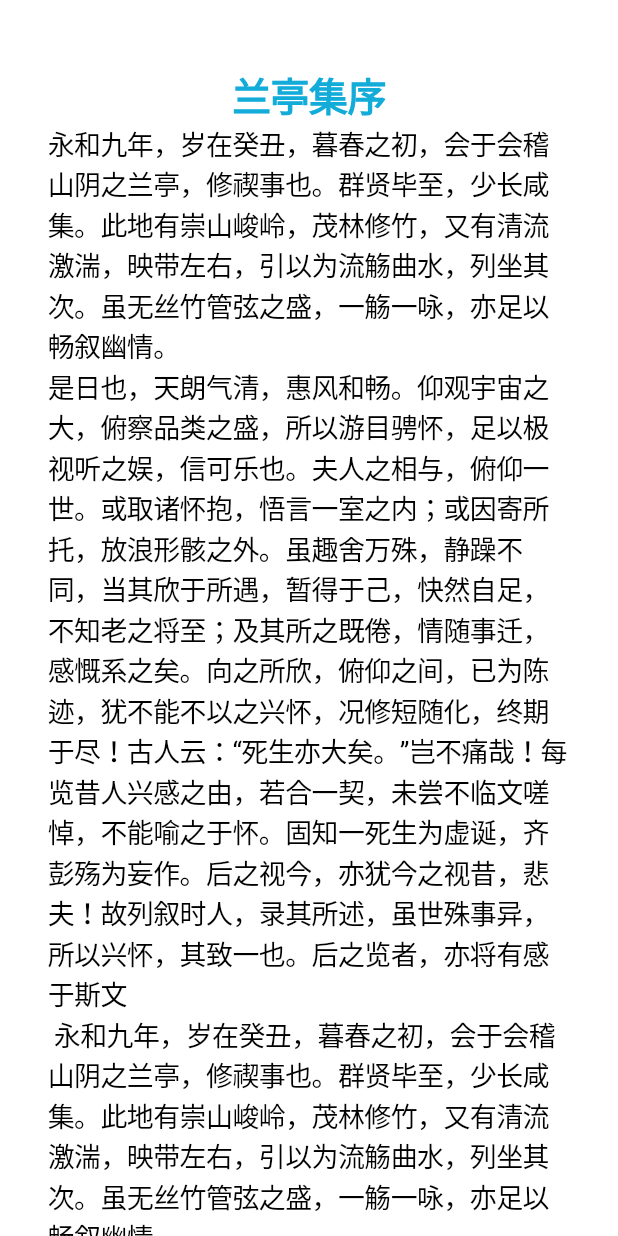
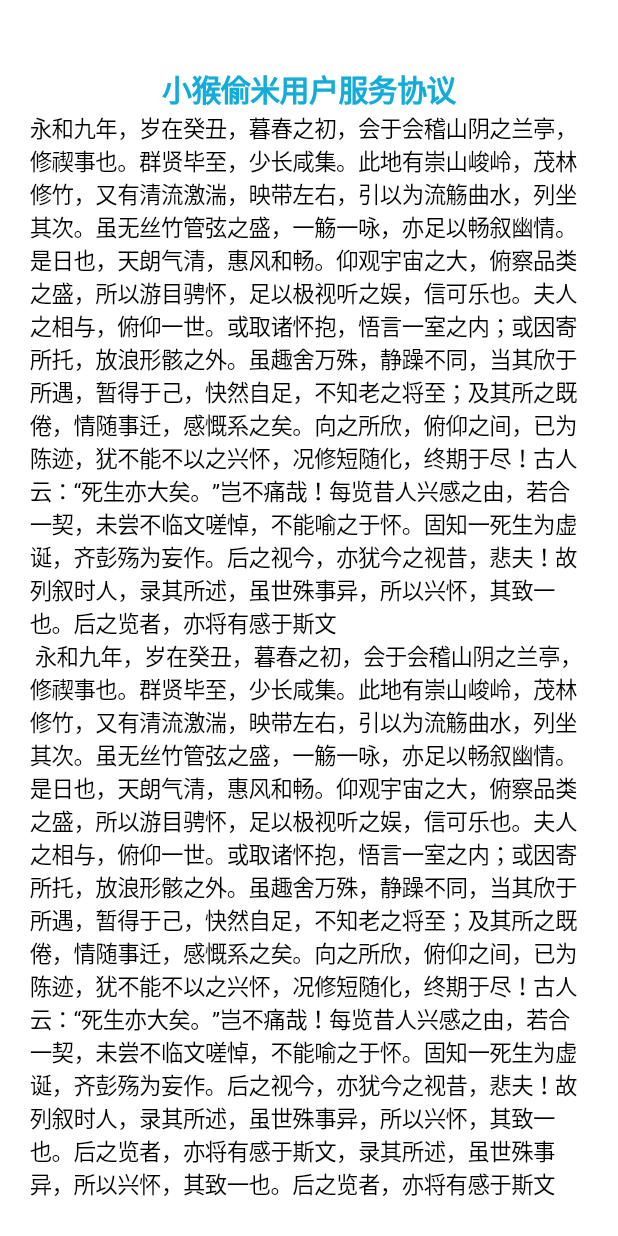
Before and after one commit to HHHKKKHHH/herald_app_v3, a Flutter app: the UserAgreementView screen opened directly, on a phone screen of 412 x 824 dp. Run offline on Flutter 3.47's test engine with Material 2 defaults, Android fonts, the phone set to English and light mode, and no system bars; our stand-ins replace dio, shared_preferences; missing offline and left inert: flutter_webview_plugin; accounts and stored records are empty; statements that could not run were skipped.

Commit message:
字体调整/hkh

```diff
--- a/lib/pages/agreementPages/privacyPolicy.dart
+++ b/lib/pages/agreementPages/privacyPolicy.dart
@@ -6,7 +6,7 @@
 class PrivacyPolicyModel extends BaseModel {
   String _policyText =
       "永和九年，岁在癸丑，暮春之初，会于会稽山阴之兰亭，修禊事也。群贤毕至，少长咸集。此地有崇山峻岭，茂林修竹，又有清流激湍，映带左右，引以为流觞曲水，列坐其次。虽无丝竹管弦之盛，一觞一咏，亦足以畅叙幽情。\n是日也，天朗气清，惠风和畅。仰观宇宙之大，俯察品类之盛，所以游目骋怀，足以极视听之娱，信可乐也。夫人之相与，俯仰一世。或取诸怀抱，悟言一室之内；或因寄所托，放浪形骸之外。虽趣舍万殊，静躁不同，当其欣于所遇，暂得于己，快然自足，不知老之将至；及其所之既倦，情随事迁，感慨系之矣。向之所欣，俯仰之间，已为陈迹，犹不能不以之兴怀，况修短随化，终期于尽！古人云：“死生亦大矣。”岂不痛哉！每览昔人兴感之由，若合一契，未尝不临文嗟悼，不能喻之于怀。固知一死生为虚诞，齐彭殇为妄作。后之视今，亦犹今之视昔，悲夫！故列叙时人，录其所述，虽世殊事异，所以兴怀，其致一也。后之览者，亦将有感于斯文";
-  String _policyTitle = "兰亭集序";
+  String _policyTitle = "小猴偷米隐私政策";
   PrivacyPolicyModel(BuildContext context) : super(context);
 
   get policyText {
@@ -36,7 +36,7 @@
           //actionsForegroundColor: Color(0xFFFFFFFF),
         ),
         child: Container(
-            padding: const EdgeInsets.only(left: 32.0, right: 32.0),
+            padding: const EdgeInsets.only(left: 20, right: 20),
             height: MediaQuery.of(context).size.height,
             child: SingleChildScrollView(
                 child: Column(
@@ -46,14 +46,14 @@
                       ._policyTitle,
                   style: TextStyle(
                       color: Color(0xFF13ACD9),
-                      fontSize: 26,
+                      fontSize: 20,
                       fontWeight: FontWeight.bold),
                   textAlign: TextAlign.center,
                 ),
                 Text(
                   Provider.of<PrivacyPolicyModel>(context, listen: false)
                       ._policyText,
-                  style: TextStyle(color: Color(0xFF000000), fontSize: 18),
+                  style: TextStyle(color: Color(0xFF000000), fontSize: 15),
                   textAlign: TextAlign.left,
                 )
               ],
--- a/lib/pages/agreementPages/userAgreement.dart
+++ b/lib/pages/agreementPages/userAgreement.dart
@@ -5,8 +5,8 @@
 
 class UserAgreementModel extends BaseModel {
   String _agreementText =
-      "永和九年，岁在癸丑，暮春之初，会于会稽山阴之兰亭，修禊事也。群贤毕至，少长咸集。此地有崇山峻岭，茂林修竹，又有清流激湍，映带左右，引以为流觞曲水，列坐其次。虽无丝竹管弦之盛，一觞一咏，亦足以畅叙幽情。\n是日也，天朗气清，惠风和畅。仰观宇宙之大，俯察品类之盛，所以游目骋怀，足以极视听之娱，信可乐也。夫人之相与，俯仰一世。或取诸怀抱，悟言一室之内；或因寄所托，放浪形骸之外。虽趣舍万殊，静躁不同，当其欣于所遇，暂得于己，快然自足，不知老之将至；及其所之既倦，情随事迁，感慨系之矣。向之所欣，俯仰之间，已为陈迹，犹不能不以之兴怀，况修短随化，终期于尽！古人云：“死生亦大矣。”岂不痛哉！每览昔人兴感之由，若合一契，未尝不临文嗟悼，不能喻之于怀。固知一死生为虚诞，齐彭殇为妄作。后之视今，亦犹今之视昔，悲夫！故列叙时人，录其所述，虽世殊事异，所以兴怀，其致一也。后之览者，亦将有感于斯文\n 永和九年，岁在癸丑，暮春之初，会于会稽山阴之兰亭，修禊事也。群贤毕至，少长咸集。此地有崇山峻岭，茂林修竹，又有清流激湍，映带左右，引以为流觞曲水，列坐其次。虽无丝竹管弦之盛，一觞一咏，亦足以畅叙幽情。\n是日也，天朗气清，惠风和畅。仰观宇宙之大，俯察品类之盛，所以游目骋怀，足以极视听之娱，信可乐也。夫人之相与，俯仰一世。或取诸怀抱，悟言一室之内；或因寄所托，放浪形骸之外。虽趣舍万殊，静躁不同，当其欣于所遇，暂得于己，快然自足，不知老之将至；及其所之既倦，情随事迁，感慨系之矣。向之所欣，俯仰之间，已为陈迹，犹不能不以之兴怀，况修短随化，终期于尽！古人云：“死生亦大矣。”岂不痛哉！每览昔人兴感之由，若合一契，未尝不临文嗟悼，不能喻之于怀。固知一死生为虚诞，齐彭殇为妄作。后之视今，亦犹今之视昔，悲夫！故列叙时人，录其所述，虽世殊事异，所以兴怀，其致一也。后之览者，亦将有感于斯文";
-  String _agreementTitle = "兰亭集序";
+      "永和九年，岁在癸丑，暮春之初，会于会稽山阴之兰亭，修禊事也。群贤毕至，少长咸集。此地有崇山峻岭，茂林修竹，又有清流激湍，映带左右，引以为流觞曲水，列坐其次。虽无丝竹管弦之盛，一觞一咏，亦足以畅叙幽情。\n是日也，天朗气清，惠风和畅。仰观宇宙之大，俯察品类之盛，所以游目骋怀，足以极视听之娱，信可乐也。夫人之相与，俯仰一世。或取诸怀抱，悟言一室之内；或因寄所托，放浪形骸之外。虽趣舍万殊，静躁不同，当其欣于所遇，暂得于己，快然自足，不知老之将至；及其所之既倦，情随事迁，感慨系之矣。向之所欣，俯仰之间，已为陈迹，犹不能不以之兴怀，况修短随化，终期于尽！古人云：“死生亦大矣。”岂不痛哉！每览昔人兴感之由，若合一契，未尝不临文嗟悼，不能喻之于怀。固知一死生为虚诞，齐彭殇为妄作。后之视今，亦犹今之视昔，悲夫！故列叙时人，录其所述，虽世殊事异，所以兴怀，其致一也。后之览者，亦将有感于斯文\n 永和九年，岁在癸丑，暮春之初，会于会稽山阴之兰亭，修禊事也。群贤毕至，少长咸集。此地有崇山峻岭，茂林修竹，又有清流激湍，映带左右，引以为流觞曲水，列坐其次。虽无丝竹管弦之盛，一觞一咏，亦足以畅叙幽情。\n是日也，天朗气清，惠风和畅。仰观宇宙之大，俯察品类之盛，所以游目骋怀，足以极视听之娱，信可乐也。夫人之相与，俯仰一世。或取诸怀抱，悟言一室之内；或因寄所托，放浪形骸之外。虽趣舍万殊，静躁不同，当其欣于所遇，暂得于己，快然自足，不知老之将至；及其所之既倦，情随事迁，感慨系之矣。向之所欣，俯仰之间，已为陈迹，犹不能不以之兴怀，况修短随化，终期于尽！古人云：“死生亦大矣。”岂不痛哉！每览昔人兴感之由，若合一契，未尝不临文嗟悼，不能喻之于怀。固知一死生为虚诞，齐彭殇为妄作。后之视今，亦犹今之视昔，悲夫！故列叙时人，录其所述，虽世殊事异，所以兴怀，其致一也。后之览者，亦将有感于斯文，录其所述，虽世殊事异，所以兴怀，其致一也。后之览者，亦将有感于斯文";
+  String _agreementTitle = "小猴偷米用户服务协议";
 
   UserAgreementModel(BuildContext context) : super(context);
 
@@ -33,11 +33,11 @@
   Widget build(BuildContext context) {
     return CupertinoPageScaffold(
         navigationBar: CupertinoNavigationBar(
-          middle: Text("用户协议"),
+          middle: Text("用户协议",style:TextStyle(fontSize:20)),
           //actionsForegroundColor: Color(0xFFFFFFFF),
         ),
         child: Container(
-            padding: const EdgeInsets.only(left: 32.0, right: 32.0),
+            padding: const EdgeInsets.only(left: 20, right: 20),
             height: MediaQuery.of(context).size.height,
             child: SingleChildScrollView(
                 child: Column(
@@ -47,14 +47,14 @@
                       ._agreementTitle,
                   style: TextStyle(
                       color: Color(0xFF13ACD9),
-                      fontSize: 26,
+                      fontSize: 20,
                       fontWeight: FontWeight.bold),
                   textAlign: TextAlign.center,
                 ),
                 Text(
                   Provider.of<UserAgreementModel>(context, listen: false)
                       ._agreementText,
-                  style: TextStyle(color: Color(0xFF000000), fontSize: 18),
+                  style: TextStyle(color: Color(0xFF000000), fontSize: 15),
                   textAlign: TextAlign.left,
                 )
               ],
```
